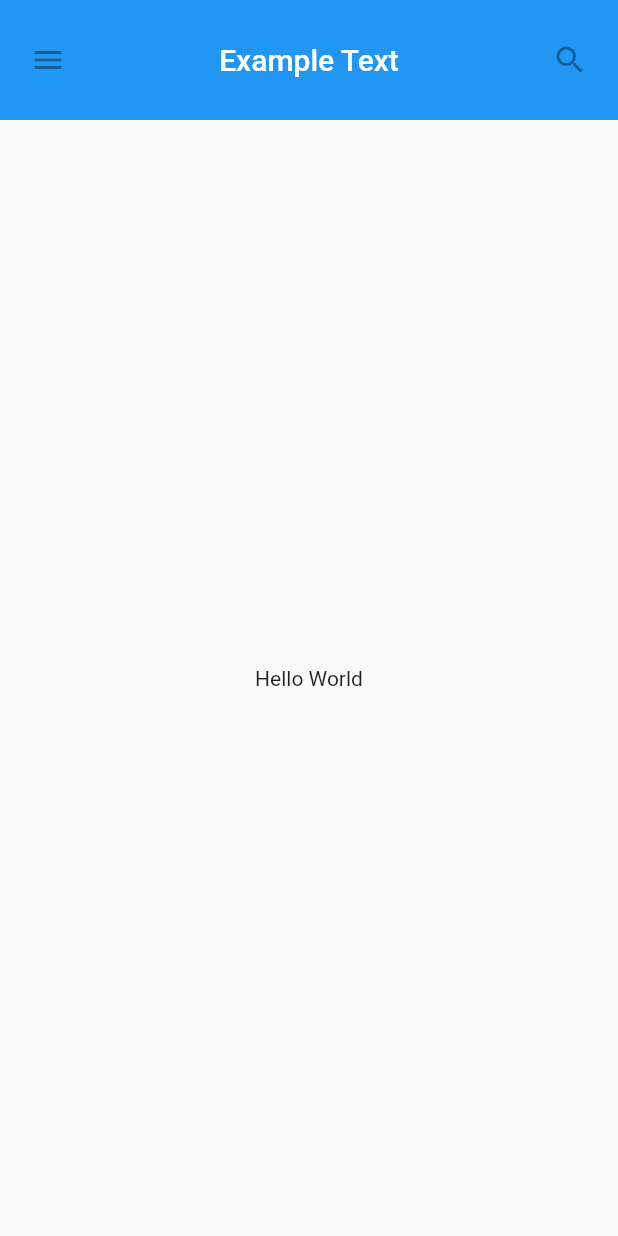
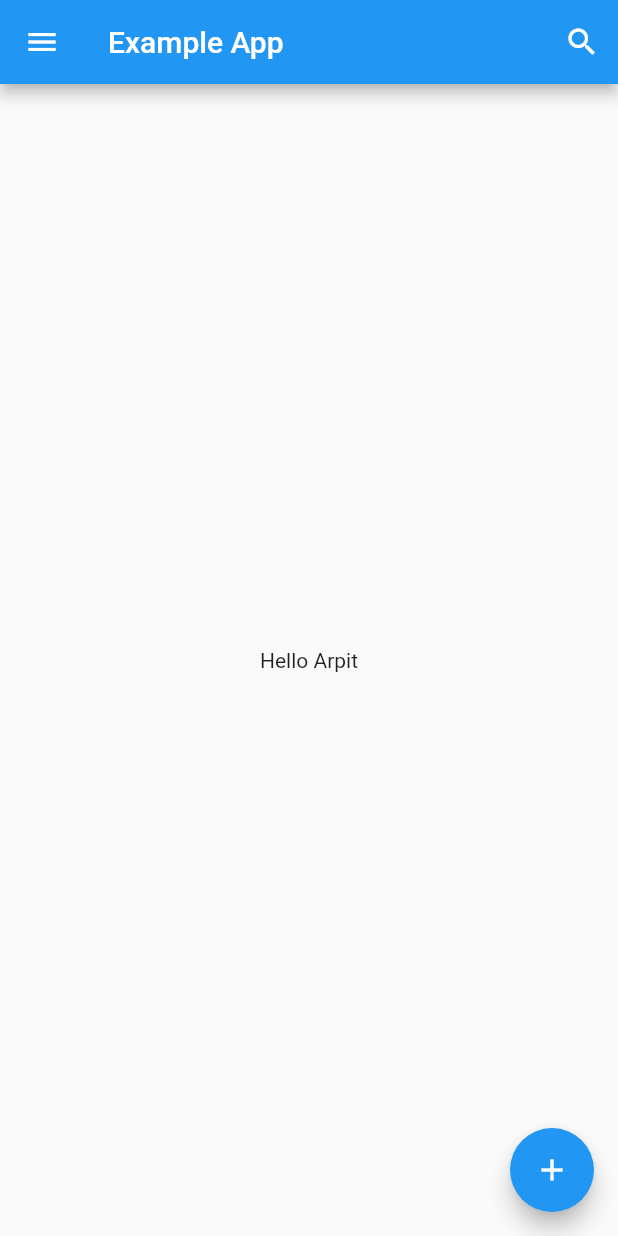
Before and after one commit to SoniArpit/fluttertut_app, a Flutter app: the screen it shows after launch, on a phone screen of 412 x 824 dp. Run offline on Flutter 3.47's test engine with Material 2 defaults, Android fonts, the phone set to English and light mode, and no system bars.

Commit message:
Using Material Components, adding menu, search, floating button and color change of menu, search icon with white color

```diff
--- a/lib/main.dart
+++ b/lib/main.dart
@@ -3,59 +3,43 @@ import 'package:flutter/material.dart';
 void main() {
   runApp(MaterialApp(
     title: "My Flutter App",
-    home: MyScaffold(),
+    home: TutorialHome(),
   ));
 }
 
-class MyScaffold extends StatelessWidget {
+class TutorialHome extends StatelessWidget {
   @override
   Widget build(BuildContext context) {
-    return Material(
-      child: Column(
-        children: <Widget>[
-          MyAppBar(
-            title: Text(
-              "Example Text",
-              style: Theme.of(context).primaryTextTheme.title,
-              textAlign: TextAlign.center,
+    return Scaffold(
+      appBar: AppBar(
+        leading: IconButton(
+          icon: Icon(
+            Icons.menu,
+            color: Colors.white,
+          ),
+          tooltip: 'nav menu',
+          onPressed: null,
+        ),
+        title: Text("Example App"),
+        actions: <Widget>[
+          IconButton(
+            icon: Icon(
+              Icons.search,
+              color: Colors.white,
             ),
-          ),
-          Expanded(
-            child: Center(child: Text("Hello World")),
+            tooltip: 'Search button',
+            onPressed: null,
           )
         ],
+      ),
+      body: Center(
+        child: Text("Hello Arpit"),
+      ),
+      floatingActionButton: FloatingActionButton(
+        onPressed: null,
+        tooltip: 'Add',
+        child: Icon(Icons.add),
       ),
     );
   }
 }
-
-class MyAppBar extends StatelessWidget {
-  MyAppBar({this.title});
-  final Widget title;
-
-  @override
-  Widget build(BuildContext context) {
-    return Container(
-      height: 80.0,
-      padding: const EdgeInsets.symmetric(horizontal: 8.0),
-      decoration: BoxDecoration(color: Colors.blue[500]),
-      child: Row(
-        children: <Widget>[
-          IconButton(
-            icon: Icon(Icons.menu),
-            tooltip: 'Navigation menu',
-            onPressed: null,
-          ),
-          Expanded(
-            child: title,
-          ),
-          IconButton(
-            icon: Icon(Icons.search),
-            tooltip: 'search',
-            onPressed: null,
-          )
-        ],
-      ),
-    );
-  }
-}
```
